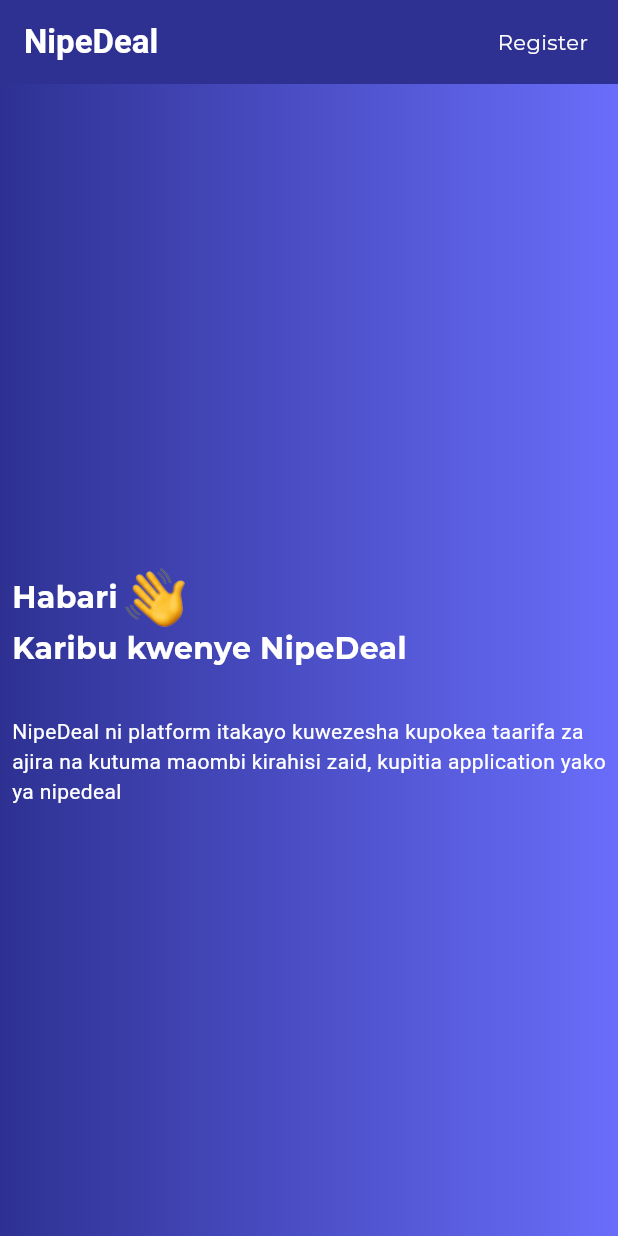
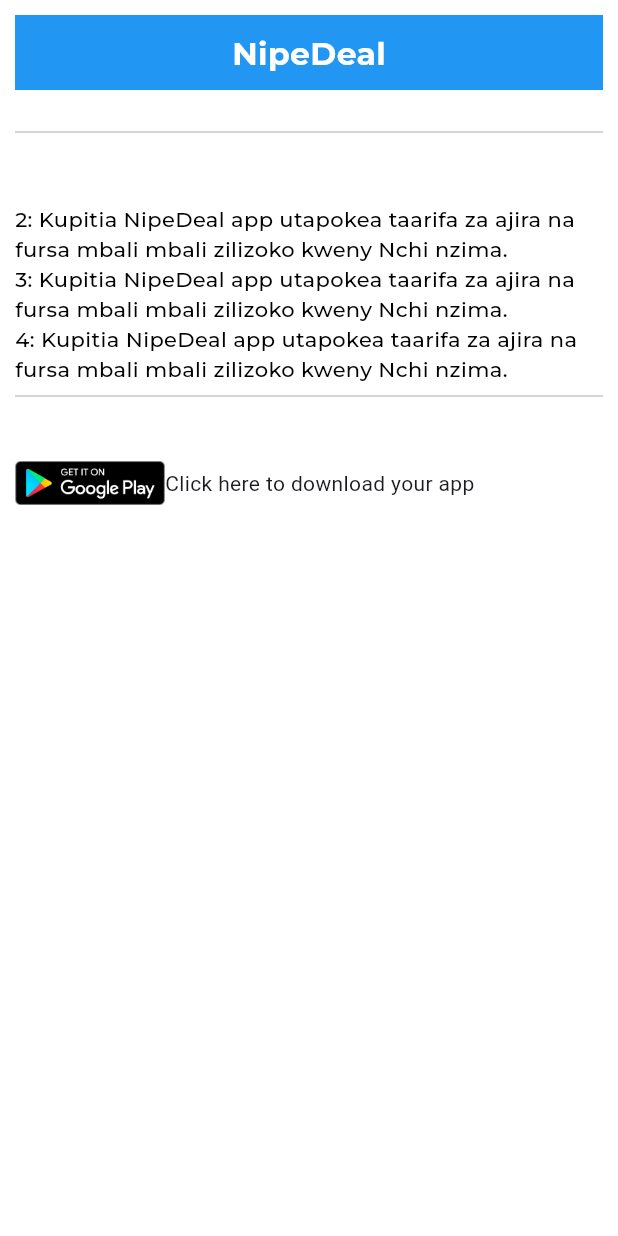
Before and after one commit to zuberypima/nipedealweb, a Flutter app: the screen it shows after launch, on a phone screen of 412 x 824 dp. Run offline on Flutter 3.47's test engine with Material 3 defaults, Android fonts, the phone set to English and light mode, and no system bars; drawn by our look-alikes of readmore; our stand-ins replace firebase_core, google_fonts; accounts and stored records are empty.

Commit message:
update for registration done

```diff
--- a/lib/constants/key_words.dart
+++ b/lib/constants/key_words.dart
@@ -1 +1,12 @@
 String cv_writing_guidlines = '';
+
+// Regisration senteces
+String sentes_1_reg = 'Karibu Kujiunga na NipeDeal';
+String sentes_2_reg =
+    'NipeDeal ni platform inayoweza kukusaidia kupata kazi ya ndoto yako kirahisi.';
+String sentes_3_reg =
+    'Kupitia NipeDeal app utapokea taarifa za ajira na fursa mbali mbali zilizoko kweny Nchi nzima.';
+String sentes_4_reg =
+    'Kupitia NipeDeal app utapokea taarifa za ajira na fursa mbali mbali zilizoko kweny Nchi nzima.';
+String sentes_5_reg =
+    'Kupitia NipeDeal app utapokea taarifa za ajira na fursa mbali mbali zilizoko kweny Nchi nzima.';
--- a/lib/main.dart
+++ b/lib/main.dart
@@ -1,6 +1,7 @@
 import 'package:firebase_core/firebase_core.dart';
 import 'package:flutter/material.dart';
 import 'package:nipedealweb/firebase_options.dart';
+import 'package:nipedealweb/pages/about_registration_page.dart';
 import 'package:nipedealweb/pages/home_page.dart';
 
 void main() async {
@@ -22,7 +23,8 @@
           // colorScheme: ColorScheme.fromSeed(seedColor: Colors.deepPurple),
           useMaterial3: true,
         ),
-      home: const HomePage(),
+        home: const AboutRegistrationPage()
+        // HomePage(),
         );
   }
 }
--- /dev/null
+++ b/lib/pages/about_registration_page.dart
@@ -0,0 +1,95 @@
+import 'package:flutter/material.dart';
+import 'package:google_fonts/google_fonts.dart';
+import 'package:nipedealweb/constants/key_words.dart';
+import 'package:nipedealweb/pages/constants.dart';
+import 'package:nipedealweb/pages/dimensions_page.dart';
+
+class AboutRegistrationPage extends StatefulWidget {
+  const AboutRegistrationPage({super.key});
+
+  @override
+  State<AboutRegistrationPage> createState() => _AboutRegistrationPageState();
+}
+
+class _AboutRegistrationPageState extends State<AboutRegistrationPage> {
+  @override
+  Widget build(BuildContext context) {
+    return Scaffold(
+      body: Container(
+        height: mediaheight(context),
+        width: mediaWidth(context),
+        color: white,
+        //  Colors.lightBlueAccent,
+        child: Padding(
+          padding: const EdgeInsets.all(10.0),
+          child: Column(
+            crossAxisAlignment: CrossAxisAlignment.start,
+            children: [
+              logo_box(),
+              Text(
+                sentes_1_reg,
+                style: GoogleFonts.montserrat(
+                    fontWeight: FontWeight.w600, color: white),
+              ),
+              Divider(),
+              Text(
+                '1: ' + sentes_2_reg,
+                style: GoogleFonts.montserrat(
+                    fontWeight: FontWeight.w500, color: white),
+              ),
+              Text(
+                '2: ' + sentes_3_reg,
+                style: GoogleFonts.montserrat(
+                    fontWeight: FontWeight.w500, color: Colors.black),
+              ),
+              Text(
+                '3: ' + sentes_4_reg,
+                style: GoogleFonts.montserrat(
+                    fontWeight: FontWeight.w500, color: Colors.black),
+              ),
+              Text(
+                '4: ' + sentes_5_reg,
+                style: GoogleFonts.montserrat(
+                    fontWeight: FontWeight.w500, color: Colors.black),
+              ),
+              Divider(),
+              Row(
+                children: [
+                  downolad_box(),
+                  Text('Click here to download your app')
+                ],
+              )
+            ],
+          ),
+        ),
+      ),
+    );
+  }
+
+  Widget logo_box() {
+    return Container(
+      height: 50,
+      width: mediaWidth(context),
+      color: mainColor,
+      child: Center(
+        child: Text(
+          'NipeDeal',
+          style: GoogleFonts.montserrat(
+            color: white,
+            fontWeight: FontWeight.bold,
+            fontSize: 21,
+          ),
+        ),
+      ),
+    );
+  }
+
+  Widget downolad_box() {
+    return Container(
+      height: 100,
+      width: 100,
+      decoration: BoxDecoration(
+          image: DecorationImage(image: AssetImage('assets/google.png'))),
+    );
+  }
+}
--- a/lib/pages/constants.dart
+++ b/lib/pages/constants.dart
@@ -1,6 +1,7 @@
 import 'package:flutter/material.dart';
 
-Color mainColor = Color.fromRGBO(46, 49, 146, 1);
+Color mainColor = Colors.blue;
+// Color.fromRGBO(46, 49, 146, 1);
 Color lightmainColor = Color.fromRGBO(105, 109, 250, 1);
 
 Color white = Colors.white;
--- a/lib/pages/home_page.dart
+++ b/lib/pages/home_page.dart
@@ -1,5 +1,6 @@
 import 'package:flutter/material.dart';
 import 'package:google_fonts/google_fonts.dart';
+import 'package:nipedealweb/pages/about_registration_page.dart';
 import 'package:nipedealweb/pages/constants.dart';
 import 'package:nipedealweb/pages/payment_detals.dart';
 import 'package:nipedealweb/pages/screen_one.dart';
@@ -19,16 +20,24 @@
       appBar: AppBar(
         backgroundColor: mainColor,
         elevation: 0,
-        title: Text(
-          'NipeDeal',
-          style: TextStyle(color: white, fontWeight: FontWeight.bold),
+        title: InkWell(
+          child: Text(
+            'NipeDeal',
+            style: TextStyle(color: white, fontWeight: FontWeight.bold),
+          ),
         ),
         actions: [
           Padding(
             padding: const EdgeInsets.only(right: 20),
-            child: Text(
-              'Register',
-              style: GoogleFonts.montserrat(color: Colors.white),
+            child: InkWell(
+              onTap: () {
+                Navigator.of(context).push(MaterialPageRoute(
+                    builder: (context) => AboutRegistrationPage()));
+              },
+              child: Text(
+                'Register',
+                style: GoogleFonts.montserrat(color: Colors.white),
+              ),
             ),
           )
         ],
```
Also changed, not shown: assets/google.png (added). Lines whose indentation alone changed are shown as unchanged.
